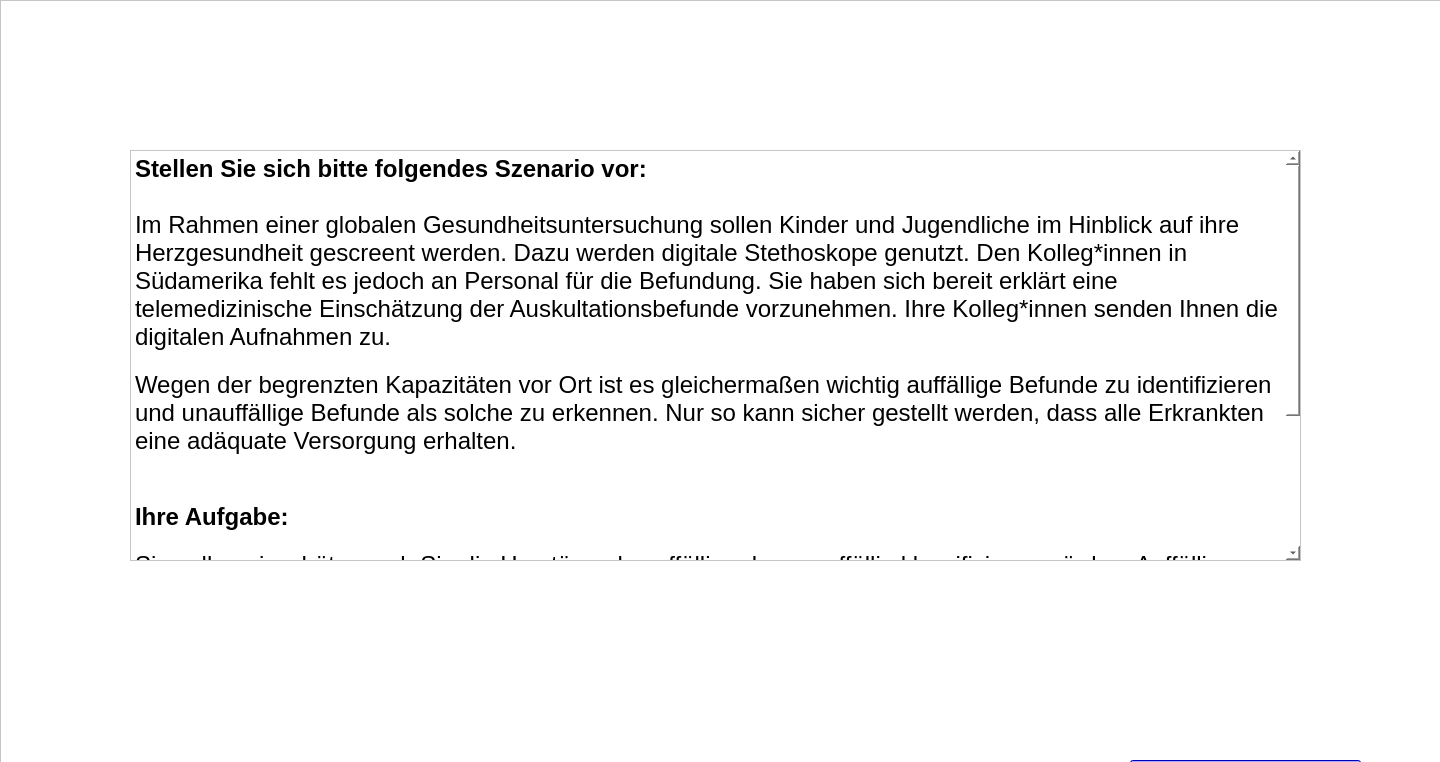
Qt form forms/instructions1.ui (IKI-Lab/auscultation_AI_noise_exp) before a commit.
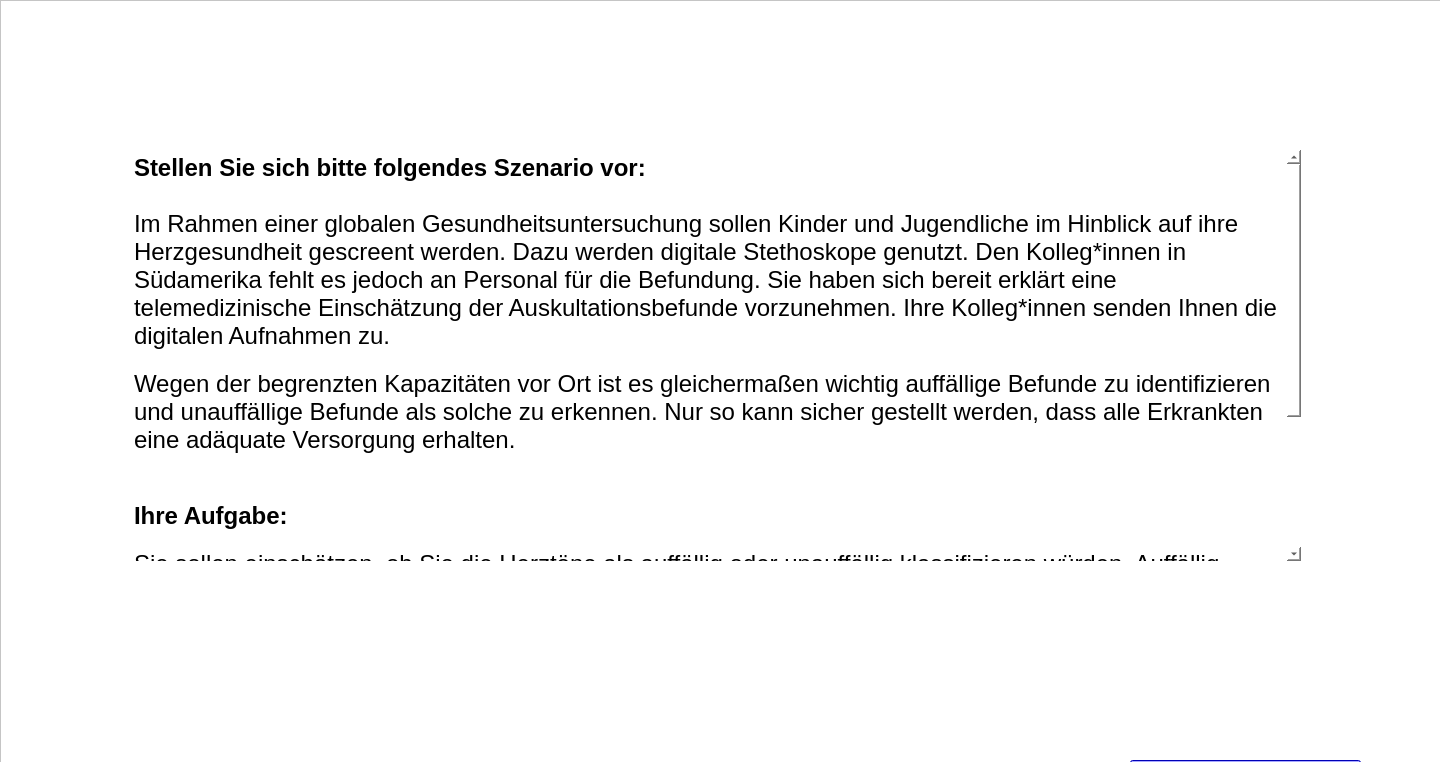
The same form after that commit.

What changed in the file:
```diff
--- a/forms/instructions1.ui
+++ b/forms/instructions1.ui
@@ -68,6 +68,9 @@
       <height>411</height>
      </rect>
     </property>
+    <property name="frameShape">
+     <enum>QFrame::NoFrame</enum>
+    </property>
     <property name="html">
      <string>&lt;!DOCTYPE HTML PUBLIC &quot;-//W3C//DTD HTML 4.0//EN&quot; &quot;http://www.w3.org/TR/REC-html40/strict.dtd&quot;&gt;
 &lt;html&gt;&lt;head&gt;&lt;meta name=&quot;qrichtext&quot; content=&quot;1&quot; /&gt;&lt;style type=&quot;text/css&quot;&gt;
```
